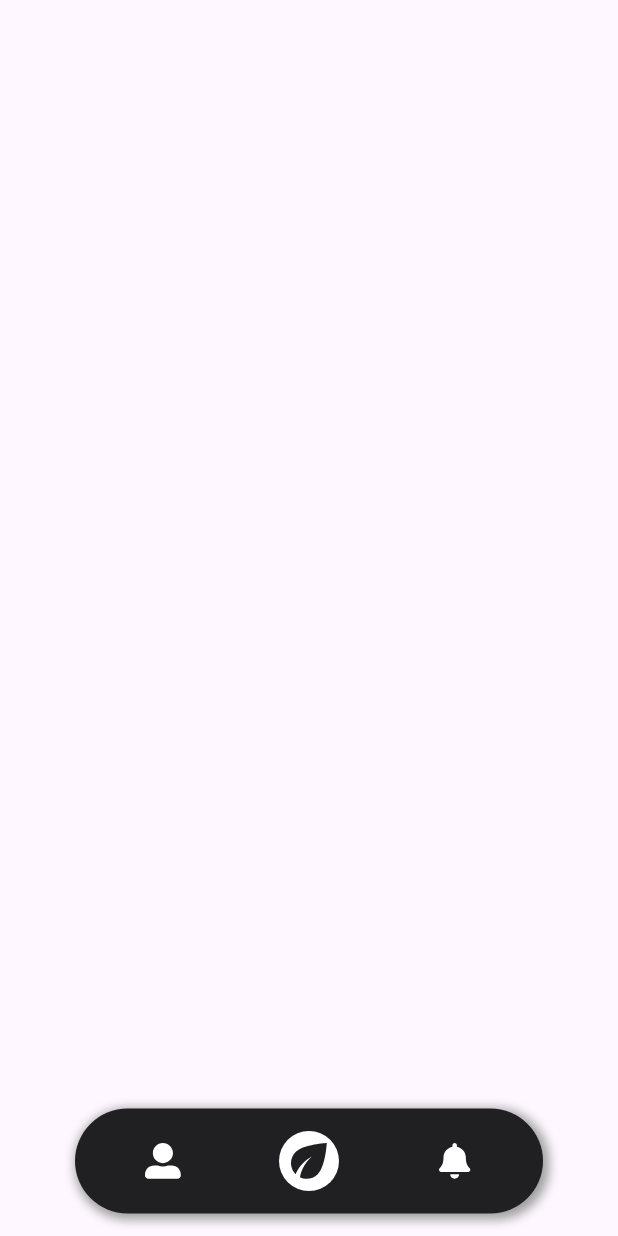
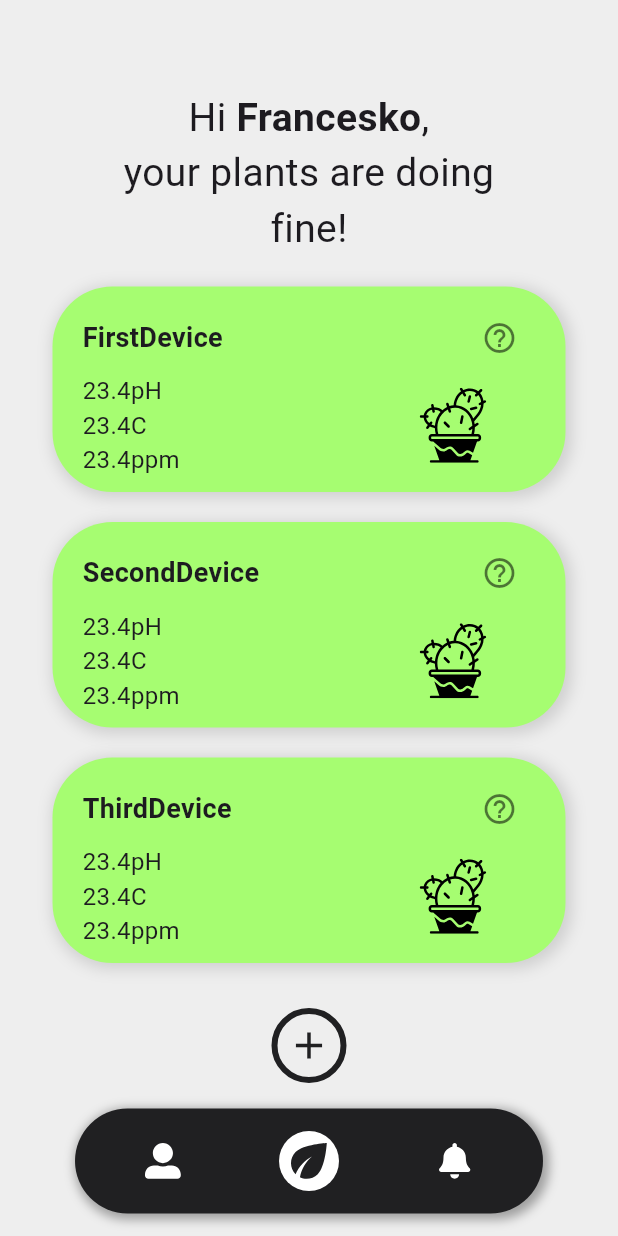
Before and after one commit to Franek1703/GrowHub, a Flutter app: the screen it shows after launch, on a phone screen of 412 x 824 dp. Run offline on Flutter 3.47's test engine with Material 3 defaults, Android fonts, the phone set to English and light mode, and no system bars; our stand-ins replace bloc, flutter_bloc, flutter_hooks, flutter_svg, go_router, vector_graphics.

Commit message:
Add devices dashboard page

```diff
--- /dev/null
+++ b/app/growhub/lib/features/device_dashboard/cubit/device_cubit_cubit.dart
@@ -0,0 +1,81 @@
+import 'package:bloc/bloc.dart';
+import 'package:growhub/features/Sensors/models/sensor_model.dart';
+import 'package:growhub/features/device_dashboard/models/device_model.dart';
+import 'package:meta/meta.dart';
+
+part 'device_cubit_state.dart';
+
+class DeviceCubit extends Cubit<DeviceCubitState> {
+  DeviceCubit() : super(DeviceCubitInitial(const []));
+
+  void loadDevices() {
+    emit(DeviceCubitLoaded(devices));
+  }
+
+  //TODO: Test devices Delet it
+  List<DeviceModel> devices = [
+    DeviceModel(name: "FirstDevice", sensors: [
+      Sensor(
+          lastReading: 23.4,
+          name: "PH",
+          unit: 'pH',
+          lastReadingTime: 123456,
+          readings: {}),
+      Sensor(
+        lastReading: 23.4,
+        name: "Temperature",
+        unit: 'C',
+        lastReadingTime: 123456,
+        readings: {},
+      ),
+      Sensor(
+          lastReading: 23.4,
+          name: "TDS",
+          unit: 'ppm',
+          lastReadingTime: 123456,
+          readings: {})
+    ]),
+    DeviceModel(name: "SecondDevice", sensors: [
+      Sensor(
+          lastReading: 23.4,
+          name: "PH",
+          unit: 'pH',
+          lastReadingTime: 123456,
+          readings: {}),
+      Sensor(
+        lastReading: 23.4,
+        name: "Temperature",
+        unit: 'C',
+        lastReadingTime: 123456,
+        readings: {},
+      ),
+      Sensor(
+          lastReading: 23.4,
+          name: "TDS",
+          unit: 'ppm',
+          lastReadingTime: 123456,
+          readings: {})
+    ]),
+    DeviceModel(name: "ThirdDevice", sensors: [
+      Sensor(
+          lastReading: 23.4,
+          name: "PH",
+          unit: 'pH',
+          lastReadingTime: 123456,
+          readings: {}),
+      Sensor(
+        lastReading: 23.4,
+        name: "Temperature",
+        unit: 'C',
+        lastReadingTime: 123456,
+        readings: {},
+      ),
+      Sensor(
+          lastReading: 23.4,
+          name: "TDS",
+          unit: 'ppm',
+          lastReadingTime: 123456,
+          readings: {})
+    ]),
+  ];
+}
--- /dev/null
+++ b/app/growhub/lib/features/device_dashboard/cubit/device_cubit_state.dart
@@ -0,0 +1,21 @@
+part of 'device_cubit_cubit.dart';
+
+@immutable
+sealed class DeviceCubitState {
+  final List<DeviceModel> devices;
+
+  DeviceCubitState(this.devices);
+}
+
+final class DeviceCubitInitial extends DeviceCubitState {
+  DeviceCubitInitial(super.devices);
+}
+
+final class DeviceCubitLoading extends DeviceCubitState {
+  DeviceCubitLoading(super.devices);
+}
+
+final class DeviceCubitLoaded extends DeviceCubitState {
+  DeviceCubitLoaded(super.devices);
+
+}
--- a/app/growhub/lib/features/device_dashboard/models/device_model.dart
+++ b/app/growhub/lib/features/device_dashboard/models/device_model.dart
@@ -1,10 +1,10 @@
 import 'package:growhub/features/Sensors/models/sensor_model.dart';
 
-class Device {
+class DeviceModel {
   final String name;
   final List<Sensor> sensors;
 
-  Device({
+  DeviceModel({
     required this.name,
     required this.sensors,
   });
--- a/app/growhub/lib/main.dart
+++ b/app/growhub/lib/main.dart
@@ -1,7 +1,7 @@
 import 'package:flutter/material.dart';
 import 'package:growhub/config/routing.dart';
-
-import 'package:growhub/views/main_page.dart';
+import 'package:growhub/features/device_dashboard/cubit/device_cubit_cubit.dart';
+import 'package:flutter_bloc/flutter_bloc.dart';
 
 void main() {
   runApp(const MainApp());
@@ -12,8 +12,15 @@ class MainApp extends StatelessWidget {
 
   @override
   Widget build(BuildContext context) {
-    return MaterialApp.router(
-      routerConfig: GHRouter().router,
+    return MultiBlocProvider(
+      providers: [
+         BlocProvider(
+          create: (context) => DeviceCubit()..loadDevices(),
+        ),
+      ],
+      child: MaterialApp.router(
+        routerConfig: GHRouter().router,
+      ),
     );
   }
 }
--- a/app/growhub/lib/views/dashboard/dashboard_page.dart
+++ b/app/growhub/lib/views/dashboard/dashboard_page.dart
@@ -1,12 +1,78 @@
 import 'package:flutter/material.dart';
+import 'package:flutter_bloc/flutter_bloc.dart';
+import 'package:growhub/config/constants/colors.dart';
+import 'package:growhub/features/device_dashboard/cubit/device_cubit_cubit.dart';
+import 'package:growhub/features/profile/model/profile_model.dart';
+import 'package:growhub/views/dashboard/device_card.dart';
 
 class DashboardPage extends StatelessWidget {
   const DashboardPage({super.key});
 
   @override
   Widget build(BuildContext context) {
-    return Column(
+    final devicesState = context.watch<DeviceCubit>().state;
+    // TODO: Delete this test models
+    final ProfileModel profile = ProfileModel(
+        name: "Francesko",
+        email: "francesko@gmail.com",
+        password: "francesko_buahahah");
+    return SingleChildScrollView(
+      child: Padding(
+        padding: const EdgeInsets.only(top: 60, bottom: 100),
+        child: Column(
+          children: [
+            Padding(
+              padding: const EdgeInsets.symmetric(horizontal: 80),
+              child: Text.rich(
+                TextSpan(
+                  text: 'Hi ',
+                  style: TextStyle(fontSize: 26),
+                  children: <TextSpan>[
+                    TextSpan(
+                      text: profile.name,
+                      style: TextStyle(fontWeight: FontWeight.bold),
+                    ),
+                    const TextSpan(
+                      text: ',\nyour plants are doing fine!',
+                    ),
+                  ],
+                ),
+                textAlign: TextAlign.center,
+              ),
+            ),
+            const SizedBox(height: 10),
+            ...devicesState.devices.map(
+              (device) => Padding(
+                padding: const EdgeInsets.symmetric(vertical: 10),
+                child: DeviceCard(device: device),
+              ),
+            ),
 
+            SizedBox(height: 20),
+
+            InkWell(
+              customBorder: const CircleBorder(),
+              onTap: () {
+                // TODO: Add add new device logic here
+              },
+              child: Container(
+                width: 50,
+                height: 50,
+                decoration: BoxDecoration(
+                  color: Colors.transparent,
+                  shape: BoxShape.circle,
+                  border: Border.all(color: GHColors().bottomBar, width: 4)
+                ),
+                child: Icon(
+                  Icons.add,
+                  size: 30,
+                  color: GHColors().bottomBar,
+                ),
+              ),
+            ),
+          ],
+        ),
+      ),
     );
   }
 }
--- /dev/null
+++ b/app/growhub/lib/views/dashboard/device_card.dart
@@ -0,0 +1,78 @@
+import 'package:flutter/material.dart';
+import 'package:growhub/config/assets.gen.dart';
+import 'package:growhub/config/constants/colors.dart';
+import 'package:growhub/features/device_dashboard/models/device_model.dart';
+
+class DeviceCard extends StatelessWidget {
+  final DeviceModel device;
+
+  const DeviceCard({super.key, required this.device});
+  @override
+  Widget build(BuildContext context) {
+    return Container(
+      padding: EdgeInsets.symmetric(vertical: 10, horizontal: 20),
+      margin: EdgeInsets.symmetric(horizontal: 35),
+      decoration: BoxDecoration(
+        color: GHColors().primary,
+        borderRadius: BorderRadius.circular(40),
+        boxShadow: [
+          BoxShadow(
+            color: Colors.black.withOpacity(0.13),
+            spreadRadius: 2,
+            blurRadius: 8,
+            offset: Offset(2, 2),
+          ),
+        ],
+      ),
+      child: Column(
+        crossAxisAlignment: CrossAxisAlignment.start,
+        children: [
+          Row(
+            mainAxisAlignment: MainAxisAlignment.spaceBetween,
+            children: [
+              Text(
+                device.name,
+                style: const TextStyle(
+                  fontSize: 18,
+                  fontWeight: FontWeight.bold,
+                ),
+              ),
+              IconButton(
+                onPressed: () {
+                  // TODO: Implement logic for this button
+                },
+                icon: const Icon(
+                  Icons.help_outline,
+                  color: Colors.black54,
+                ),
+              ),
+            ],
+          ),
+          Row(
+            mainAxisAlignment: MainAxisAlignment.spaceBetween,
+            children: [
+              Column(
+                crossAxisAlignment: CrossAxisAlignment.start,
+                children: device.sensors.map(
+                  (sensor) {
+                    return Text(
+                      "${sensor.lastReading}${sensor.unit}",
+                      style: TextStyle(fontSize: 16),
+                    );
+                  },
+                ).toList(),
+              ),
+              Padding(
+                padding: const EdgeInsets.only(right: 30),
+                child: SizedBox(
+                  width: 50,
+                  height: 50,
+                  child: Assets.kwiatki.cactusSvgrepoCom.svg()),
+              )
+            ],
+          )
+        ],
+      ),
+    );
+  }
+}
--- a/app/growhub/lib/views/main_page.dart
+++ b/app/growhub/lib/views/main_page.dart
@@ -1,6 +1,7 @@
 import 'package:flutter/material.dart';
 import 'package:flutter_hooks/flutter_hooks.dart';
 import 'package:growhub/config/assets.gen.dart';
+import 'package:growhub/config/constants/colors.dart';
 import 'package:growhub/features/bottom_navigation_bar/bottom_navigation_bar_widget.dart';
 
 class MainPage extends HookWidget {
@@ -27,6 +28,7 @@ class MainPage extends HookWidget {
     }
 
     return Scaffold(
+      backgroundColor: GHColors().background,
       body: Stack(
         children: [
           child,
```
